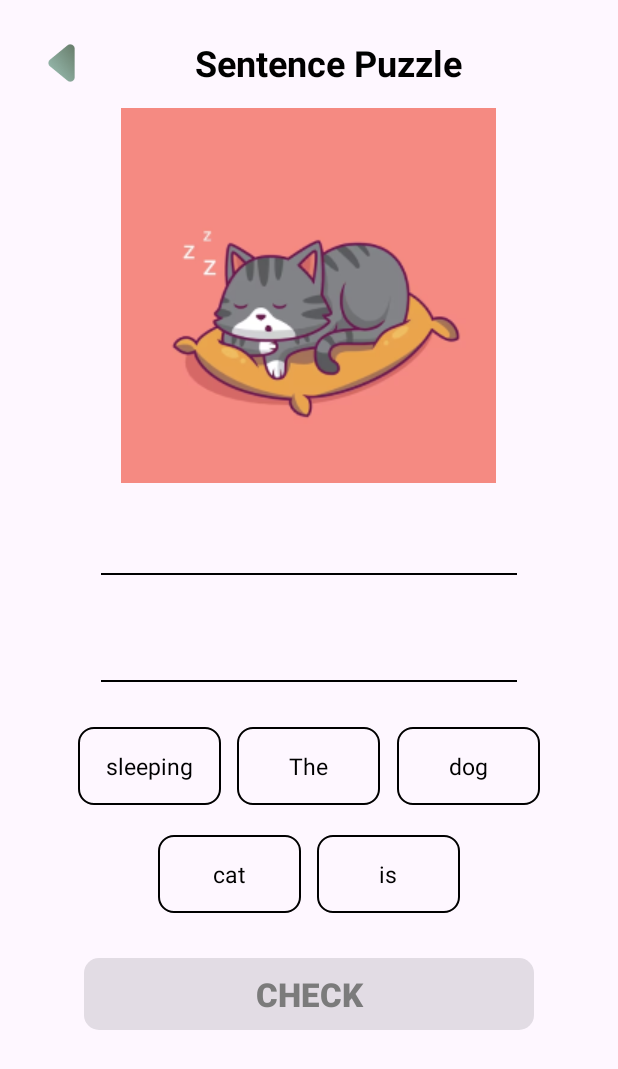
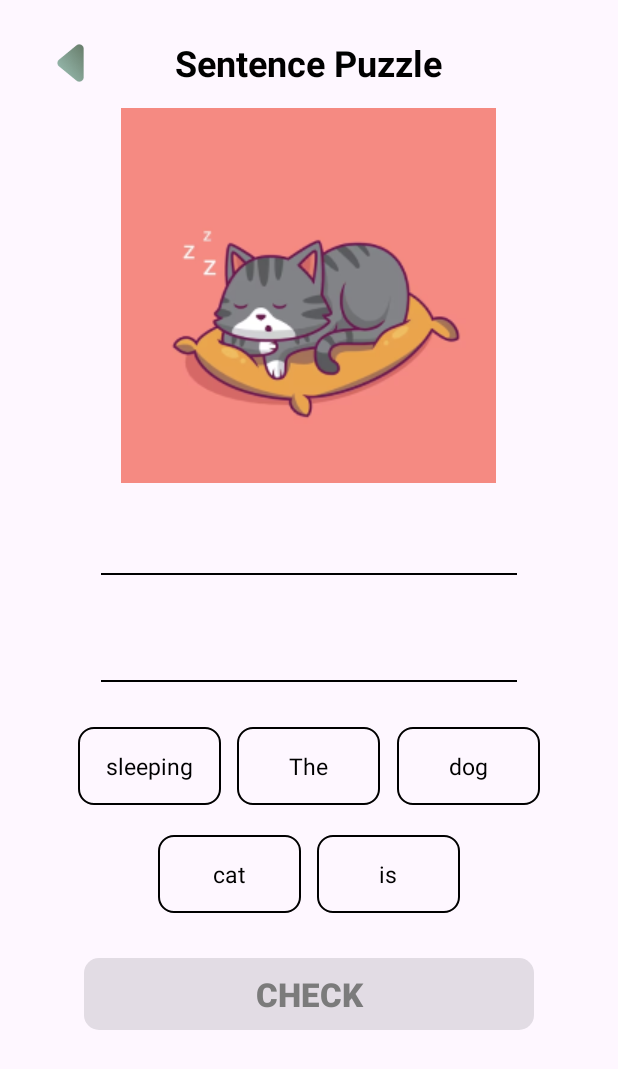
Before and after one commit to axrnsh/Learniverse, an Android app: the SentencePuzzleActivity screen opened directly, with no data from a screen before it, on a phone screen of 412 x 824 dp. Shown: the top 1069 px of the screen. Run offline under Robolectric (Android 15) with nearby library versions, the phone set to English and light mode, and no system bars; libraries missing offline, so code that uses them is left out: io.realm; 9 statements that could not run were skipped.

Commit message:
Center txt Sentence Puzzle dan Vocab Cards

```diff
--- a/app/src/main/res/layout/activity_sentence_puzzle.xml
+++ b/app/src/main/res/layout/activity_sentence_puzzle.xml
@@ -21,22 +21,31 @@
 
             <ImageView
                 android:id="@+id/backButton"
-                android:layout_width="wrap_content"
+                android:layout_width="50dp"
                 android:layout_height="25dp"
                 android:layout_gravity="center"
-                android:paddingRight="70dp"
-                android:layout_weight="1"
                 android:src="@drawable/back_button" />
 
+            <View
+                android:layout_width="0dp"
+                android:layout_height="0dp"
+                android:layout_weight="1" />
+
             <TextView
-                android:id="@+id/txtVocabCards"
-                android:layout_width="260dp"
+                android:id="@+id/txtSentencePuzzle"
+                android:layout_width="wrap_content"
                 android:layout_height="wrap_content"
                 android:layout_gravity="center"
                 android:text="Sentence Puzzle"
                 android:textColor="@color/black"
                 android:textSize="24dp"
                 android:textStyle="bold" />
+
+            <View
+                android:layout_width="50dp"
+                android:layout_height="0dp"
+                android:layout_weight="1" />
+            <!-- kenapa 50? karena back buttonnya 50dp-->
         </LinearLayout>
 
         <LinearLayout
```
Also changed, not shown: app/src/main/res/layout/activity_vocab_cards.xml (+12 -4 lines).
